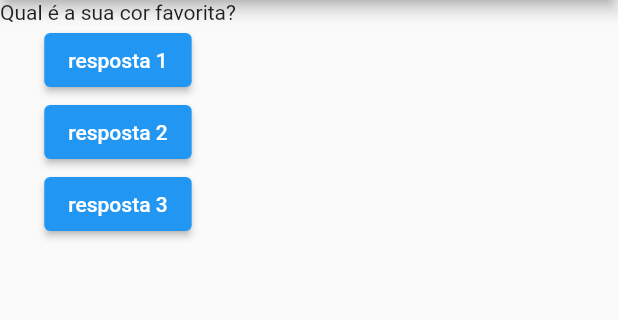
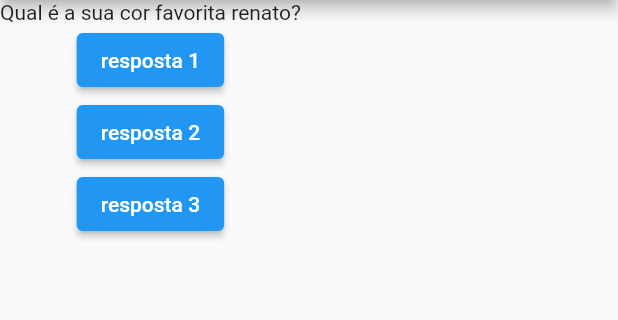
Before and after one commit to renatoregatiere/Curso_Flutter, a Flutter app: the screen it shows after launch, on a phone screen of 412 x 824 dp, the part 84-404 px from its top. Run offline on Flutter 3.47's test engine with Material 2 defaults, Android fonts, the phone set to English and light mode, and no system bars.

Commit message:
Update main.dart

```diff
--- a/curso_flutter/projeto_perguntas/lib/main.dart
+++ b/curso_flutter/projeto_perguntas/lib/main.dart
@@ -13,7 +13,7 @@ class PerguntaApp extends StatelessWidget {
   @override
   Widget build(BuildContext context) {
     final perguntas = [
-      'Qual é a sua cor favorita?',
+      'Qual é a sua cor favorita renato?',
       'Qual é o seu animal favorito',
     ];
     return MaterialApp(
```
